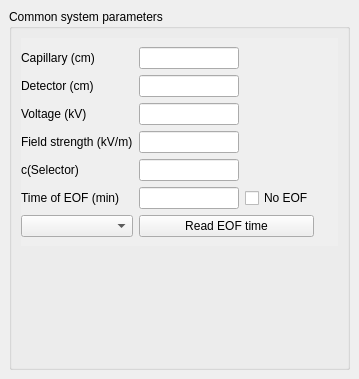
This is src/gui/commonparameterswidget.ui in echmet/CEval as Qt 5 draws it before an edit. The edited form follows.
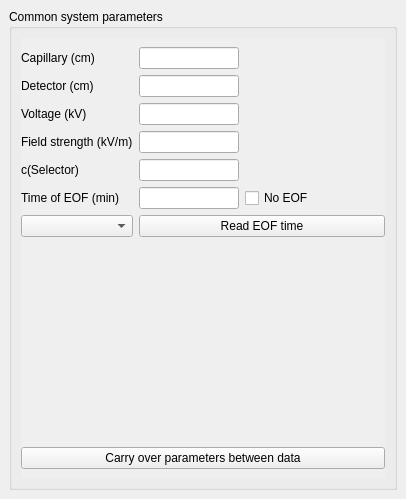
This is the edited form. Custom widgets are drawn as their Qt base class.

Commit message: Add option to carry over common parameters between datasets

What changed in the file:
```diff
--- a/src/gui/commonparameterswidget.ui
+++ b/src/gui/commonparameterswidget.ui
@@ -9,8 +9,8 @@
    <rect>
     <x>0</x>
     <y>0</y>
-    <width>359</width>
-    <height>379</height>
+    <width>406</width>
+    <height>499</height>
    </rect>
   </property>
   <property name="sizePolicy">
@@ -108,8 +108,8 @@
           <rect>
            <x>0</x>
            <y>0</y>
-           <width>347</width>
-           <height>233</height>
+           <width>364</width>
+           <height>436</height>
           </rect>
          </property>
          <property name="sizePolicy">
@@ -138,7 +138,7 @@
            <number>9</number>
           </property>
           <item>
-           <layout class="QHBoxLayout" name="horizontalLayout">
+           <layout class="QVBoxLayout" name="verticalLayout_4">
             <item>
              <layout class="QGridLayout" name="gridLayout">
               <property name="sizeConstraint">
@@ -371,37 +371,31 @@
              </layout>
             </item>
             <item>
-             <spacer name="horizontalSpacer">
+             <spacer name="verticalSpacer">
               <property name="orientation">
-               <enum>Qt::Horizontal</enum>
+               <enum>Qt::Vertical</enum>
               </property>
               <property name="sizeHint" stdset="0">
                <size>
-                <width>40</width>
-                <height>20</height>
+                <width>20</width>
+                <height>40</height>
                </size>
               </property>
              </spacer>
             </item>
+            <item>
+             <widget class="QPushButton" name="qpb_carryOverParamsBetweenData">
+              <property name="text">
+               <string>Carry over parameters between data</string>
+              </property>
+             </widget>
+            </item>
            </layout>
           </item>
          </layout>
         </widget>
        </widget>
       </item>
-      <item>
-       <spacer name="verticalSpacer">
-        <property name="orientation">
-         <enum>Qt::Vertical</enum>
-        </property>
-        <property name="sizeHint" stdset="0">
-         <size>
-          <width>20</width>
-          <height>40</height>
-         </size>
-        </property>
-       </spacer>
-      </item>
      </layout>
     </widget>
    </item>
```
The commit also changes 13 other files.
